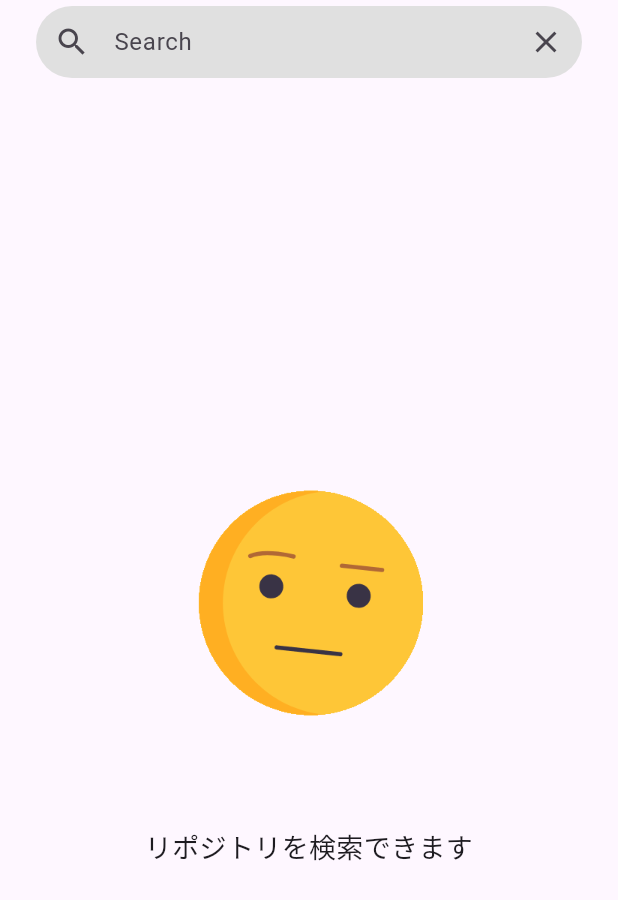
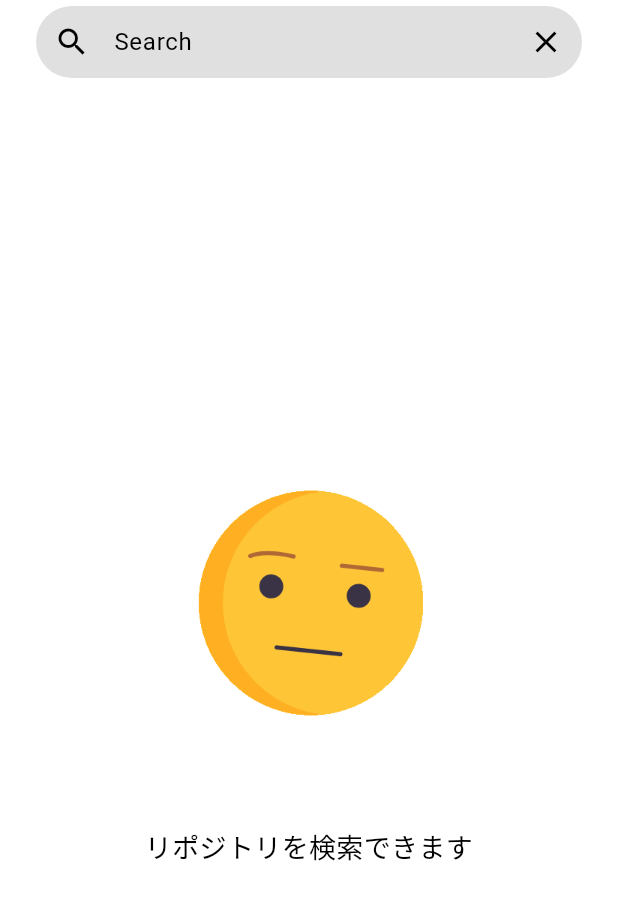
Before and after one commit to gadgelogger/github_search_app, a Flutter app: the screen it shows after launch, on a phone screen of 412 x 824 dp. Shown: the top 900 px of the screen. Run offline on Flutter 3.47's test engine with Material 2 defaults, Android fonts, the phone set to English and light mode, and no system bars; our stand-ins replace shimmer.

Commit message:
ダークモードに対応した時のUIを微調整 （検索フィールドとアイコンの色をテーマの明るさによって切り替えるようにした）

```diff
--- a/lib/main.dart
+++ b/lib/main.dart
@@ -18,12 +18,15 @@ class MyApp extends StatelessWidget {
         child:  MaterialApp(
           title: 'Flutter Demo',
           theme: ThemeData(
-            colorScheme: ColorScheme.fromSeed(seedColor: Colors.deepPurple),
+            colorScheme: ColorScheme.light().copyWith(
+              primary: Colors.black,
+            ),
             useMaterial3: true,
           ),
           darkTheme: ThemeData(
-            brightness: Brightness.dark,
-            // ダークモードでのカラースキームを定義するための追加の設定をここに追加できます。
+            colorScheme: ColorScheme.dark().copyWith(
+              primary: Colors.grey[400],
+            ),
             useMaterial3: true,
           ),
           home: SearchScreen(),
--- a/lib/screens/search_screen.dart
+++ b/lib/screens/search_screen.dart
@@ -56,7 +56,11 @@ class SearchScreen extends StatelessWidget {
                         },
                       ),
                       filled: true,
-                      fillColor: Colors.grey[300],
+                      // テーマの明るさによってfillColorを切り替える
+                      fillColor:
+                          Theme.of(context).brightness == Brightness.light
+                              ? Colors.grey[300]
+                              : Colors.grey[800],
                       border: OutlineInputBorder(
                         borderRadius: BorderRadius.circular(30.0),
                         borderSide: BorderSide.none,
@@ -79,7 +83,7 @@ class SearchScreen extends StatelessWidget {
                 if (provider.isLoading) {
                   return _buildShimmer();
                 } else if (provider.errorMessage.isNotEmpty) {
-                  return  Center(
+                  return Center(
                       child: Column(
                     mainAxisAlignment: MainAxisAlignment.center,
                     children: [
```
Lines whose indentation alone changed are shown as unchanged.
